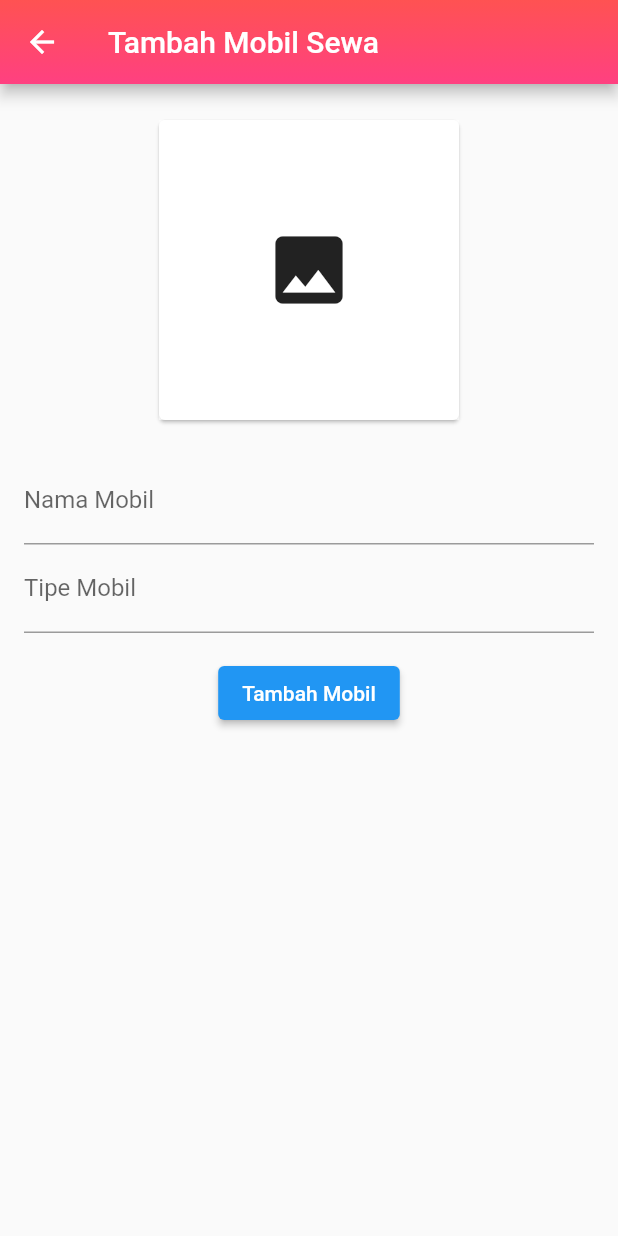
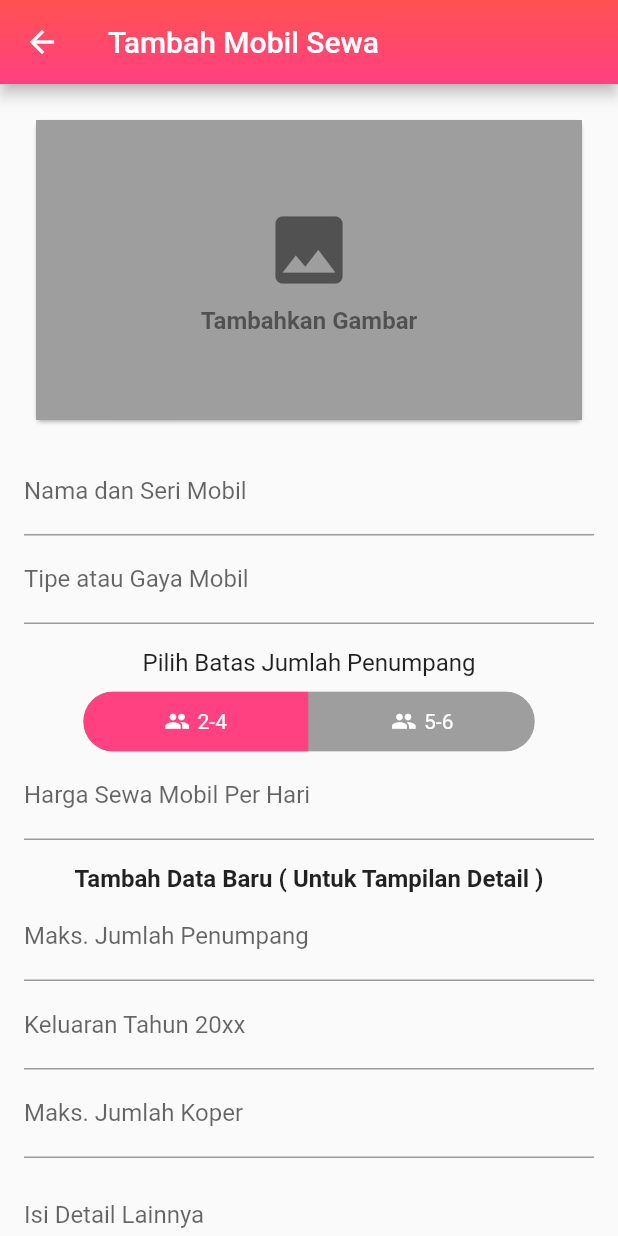
Before and after one commit to galihtra/seller_rent_car, a Flutter app: the AddCar screen opened directly, on a phone screen of 412 x 824 dp. Run offline on Flutter 3.47's test engine with Material 2 defaults, Android fonts, the phone set to English and light mode, and no system bars; drawn by our look-alikes of toggle_switch; our stand-ins replace cloud_firestore, firebase_auth, firebase_core, firebase_storage, image_picker; accounts and stored records are empty.

Commit message:
finished add new data rent car

```diff
--- a/lib/model/car_model.dart
+++ b/lib/model/car_model.dart
@@ -2,14 +2,38 @@ class CarModel {
   final String name;
   final String type;
   final String imageUrl;
+  final String passengerCount;
+  final int price;
+  final int maksPassenger;
+  final int createdYear;
+  final int maksTrunk;
+  final String detail;
 
-  CarModel(this.name, this.type, this.imageUrl);
+  CarModel(this.name, this.type, this.imageUrl, this.passengerCount, this.price,
+      this.maksPassenger, this.createdYear, this.maksTrunk, this.detail);
+
+  CarModel.fromMap(Map<String, dynamic> map)
+      : name = map['name'] as String,
+        type = map['type'] as String,
+        imageUrl = map['imageUrl'] as String,
+        passengerCount = map['passengerCount'] as String,
+        price = map['price'] as int,
+        maksPassenger = map['maksPassenger'] as int,
+        createdYear = map['createdYear'] as int,
+        maksTrunk = map['maksTrunk'] as int,
+        detail = map['detail'] as String;
 
   Map<String, dynamic> toMap() {
     return {
       'name': name,
       'type': type,
       'imageUrl': imageUrl,
+      'passengerCount': passengerCount,
+      'price': price,
+      'maksPassenger': maksPassenger,
+      'createdYear': createdYear,
+      'maksTrunk': maksTrunk,
+      'detail': detail,
     };
   }
 }
--- a/lib/pages/car/add_car.dart
+++ b/lib/pages/car/add_car.dart
@@ -3,8 +3,10 @@ import 'dart:io';
 import 'package:flutter/material.dart';
 import 'package:cloud_firestore/cloud_firestore.dart';
 import 'package:image_picker/image_picker.dart';
+import 'package:toggle_switch/toggle_switch.dart';
 
 import '../../model/car_model.dart';
+import '../home/home_screen.dart';
 
 class AddCar extends StatefulWidget {
   const AddCar({Key? key}) : super(key: key);
@@ -16,16 +18,32 @@ class AddCar extends StatefulWidget {
 class _AddCarState extends State<AddCar> {
   final TextEditingController nameController = TextEditingController();
   final TextEditingController typeController = TextEditingController();
-  String? imageUrl; // Menyimpan URL gambar
+  final TextEditingController priceController = TextEditingController();
+  final TextEditingController maksPassengerController = TextEditingController();
+  final TextEditingController createdYearController = TextEditingController();
+  final TextEditingController maksTrunkController = TextEditingController();
+  final TextEditingController detailController = TextEditingController();
+
+  String? imageUrl;
+  String passengerCategory = '2-4';
 
   Future<void> _addCar() async {
     final name = nameController.text;
     final type = typeController.text;
+    final price = int.parse(priceController.text.replaceAll('.', ''));
+    final maksPassenger = int.parse(maksPassengerController.text);
+    final createdYear = int.parse(createdYearController.text);
+    final maksTrunk = int.parse(maksTrunkController.text);
+    final detail = detailController.text;
 
     if (imageUrl != null && name.isNotEmpty && type.isNotEmpty) {
-      final car = CarModel(name, type, imageUrl!);
+      final car = CarModel(name, type, imageUrl!, passengerCategory, price,
+          maksPassenger, createdYear, maksTrunk, detail);
 
-      await FirebaseFirestore.instance.collection('cars').add(car.toMap());
+      await FirebaseFirestore.instance
+          .collection('cars')
+          .add(car.toMap())
+          .then((_) {
         ScaffoldMessenger.of(context).showSnackBar(
           const SnackBar(
             content: Text('Mobil telah ditambahkan ke Firestore'),
@@ -37,11 +55,27 @@ class _AddCarState extends State<AddCar> {
         setState(() {
           imageUrl = null;
         });
+
+        Navigator.of(context).pushReplacement(MaterialPageRoute(
+          builder: (context) => HomeScreen(),
+        ));
+
+        ScaffoldMessenger.of(context).showSnackBar(
+          const SnackBar(
+            content: Text('Mobil telah ditambahkan!'),
+          ),
+        );
+
+      }).catchError((error) {
+        ScaffoldMessenger.of(context).showSnackBar(SnackBar(
+          content: Text('Terjadi kesalahan: $error'),
+        ));
+      });
     } else {
       ScaffoldMessenger.of(context).showSnackBar(
-        SnackBar(
-          content: const Text(
-              'Harap isi semua field dan pilih gambar terlebih dahulu'),
+        const SnackBar(
+          content:
+              Text('Harap isi semua field dan pilih gambar terlebih dahulu'),
         ),
       );
     }
@@ -106,7 +140,8 @@ class _AddCarState extends State<AddCar> {
           ),
         ),
       ),
-      body: Padding(
+      body: SingleChildScrollView(
+        child: Padding(
           padding: const EdgeInsets.all(16.0),
           child: Column(
             children: [
@@ -115,7 +150,7 @@ class _AddCarState extends State<AddCar> {
                   onTap: _showImageSourceDialog,
                   child: Image.file(
                     File(imageUrl!),
-                  width: 200,
+                    width: 400,
                     height: 200,
                     fit: BoxFit.cover,
                   ),
@@ -127,30 +162,117 @@ class _AddCarState extends State<AddCar> {
                     margin: const EdgeInsets.all(8.0),
                     child: Container(
                       height: 200,
-                    width: 200,
-                    color: Colors.white60,
-                    child: const Icon(
-                      Icons.image,
-                      size: 60,
+                      width: 400,
+                      color: Colors.grey,
+                      child: const Column(
+                        mainAxisAlignment: MainAxisAlignment.center,
+                        children: [
+                          Icon(Icons.image,
+                              size: 60, color: Color.fromARGB(125, 0, 0, 0)),
+                          SizedBox(
+                            height: 8,
+                          ),
+                          Text(
+                            "Tambahkan Gambar",
+                            style: TextStyle(
+                                fontSize: 16,
+                                fontWeight: FontWeight.bold,
+                                color: Color.fromARGB(125, 0, 0, 0)),
+                          )
+                        ],
                       ),
                     ),
                   ),
                 ),
-            const SizedBox(height: 16.0),
+              const SizedBox(height: 10.0),
               TextField(
                 controller: nameController,
-              decoration: const InputDecoration(labelText: 'Nama Mobil'),
+                decoration:
+                    const InputDecoration(labelText: 'Nama dan Seri Mobil'),
               ),
               TextField(
                 controller: typeController,
-              decoration: const InputDecoration(labelText: 'Tipe Mobil'),
+                decoration:
+                    const InputDecoration(labelText: 'Tipe atau Gaya Mobil'),
+              ),
+              const SizedBox(height: 16.0),
+              const Text(
+                "Pilih Batas Jumlah Penumpang",
+                style: TextStyle(
+                  fontSize: 16,
+                ),
+              ),
+              const SizedBox(height: 10.0),
+              ToggleSwitch(
+                minWidth: 150.0,
+                initialLabelIndex: 0,
+                cornerRadius: 20.0,
+                activeBgColor: const [Colors.pinkAccent],
+                activeFgColor: Colors.white,
+                inactiveBgColor: Colors.grey,
+                inactiveFgColor: Colors.white,
+                totalSwitches: 2,
+                labels: const ['2-4', '5-6'],
+                icons: const [Icons.people, Icons.people],
+                onToggle: (index) {
+                  passengerCategory = index == 0 ? '2-4' : '5-6';
+                },
+              ),
+              TextField(
+                keyboardType: TextInputType.number,
+                controller: priceController,
+                decoration: const InputDecoration(
+                    labelText: 'Harga Sewa Mobil Per Hari'),
+              ),
+              const SizedBox(height: 16.0),
+              const Text(
+                textAlign: TextAlign.start,
+                "Tambah Data Baru ( Untuk Tampilan Detail )",
+                style: TextStyle(fontSize: 16, fontWeight: FontWeight.bold),
+              ),
+              TextField(
+                keyboardType: TextInputType.number,
+                controller: maksPassengerController,
+                decoration:
+                    const InputDecoration(labelText: 'Maks. Jumlah Penumpang'),
+              ),
+              TextField(
+                keyboardType: TextInputType.number,
+                controller: createdYearController,
+                decoration:
+                    const InputDecoration(labelText: 'Keluaran Tahun 20xx'),
+              ),
+              TextField(
+                keyboardType: TextInputType.number,
+                controller: maksTrunkController,
+                decoration:
+                    const InputDecoration(labelText: 'Maks. Jumlah Koper'),
+              ),
+              TextField(
+                controller: detailController,
+                maxLines: null,
+                decoration: const InputDecoration(
+                  labelText: 'Isi Detail Lainnya',
+                  alignLabelWithHint: true,
+                ),
               ),
               const SizedBox(height: 16.0),
               ElevatedButton(
                 onPressed: _addCar,
-              child: const Text('Tambah Mobil'),
+                style: ElevatedButton.styleFrom(
+                  backgroundColor: Colors.pinkAccent,
+                  shape: RoundedRectangleBorder(
+                    borderRadius: BorderRadius.circular(24),
+                  ),
+                  minimumSize: const Size(350, 50),
+                ),
+                child: const Text(
+                  'Tambah Mobil',
+                  style: TextStyle(fontSize: 18),
+                ),
               ),
             ],
+          ),
         ),
       ),
     );
--- a/lib/pages/home/home_screen.dart
+++ b/lib/pages/home/home_screen.dart
@@ -1,6 +1,5 @@
 import 'package:firebase_auth/firebase_auth.dart';
 import 'package:flutter/material.dart';
-import 'package:seller_rent_car/pages/auth/login_screen.dart';
 import 'package:seller_rent_car/pages/car/add_car.dart';
 import 'package:seller_rent_car/pages/promo/promo_screen.dart';
 import 'package:seller_rent_car/pages/home/widgets/status_card_widget.dart';
@@ -18,7 +17,8 @@ class _HomeScreenState extends State<HomeScreen> {
   @override
   Widget build(BuildContext context) {
     String? userEmail = _auth.currentUser!.email;
-    return Scaffold(
+    return MaterialApp(
+      home: Scaffold(
         appBar: AppBar(
           title: const Text("Beranda Admin"),
           flexibleSpace: Container(
@@ -126,6 +126,8 @@ class _HomeScreenState extends State<HomeScreen> {
               ),
             ),
           ),
-        ));
+        ),
+      ),
+    );
   }
 }
```
Also changed, not shown: pubspec.yaml (+1 -6 lines), pubspec.lock. Lines whose indentation alone changed are shown as unchanged.
